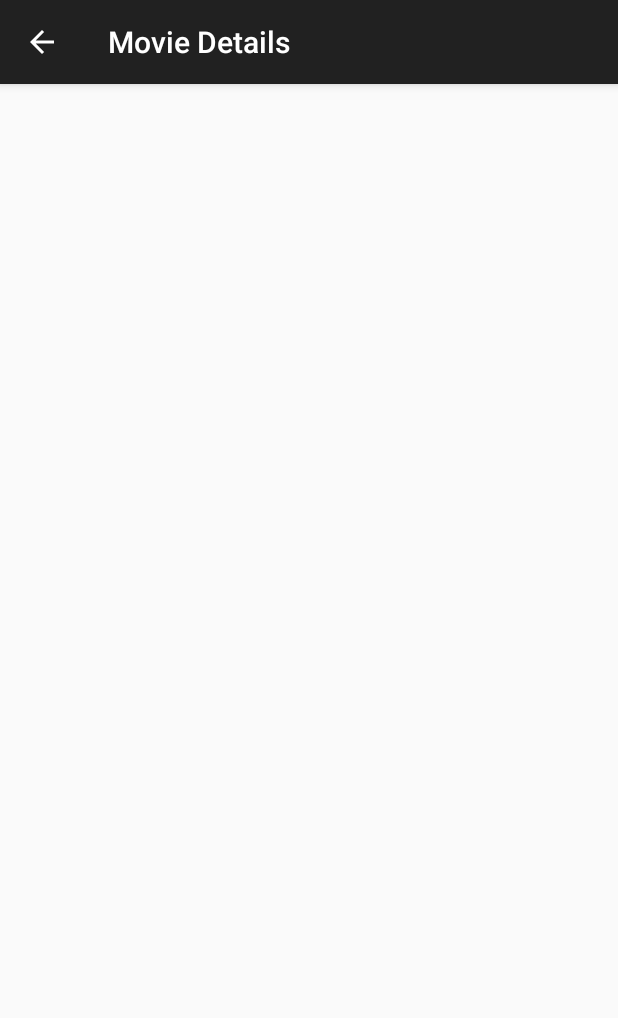
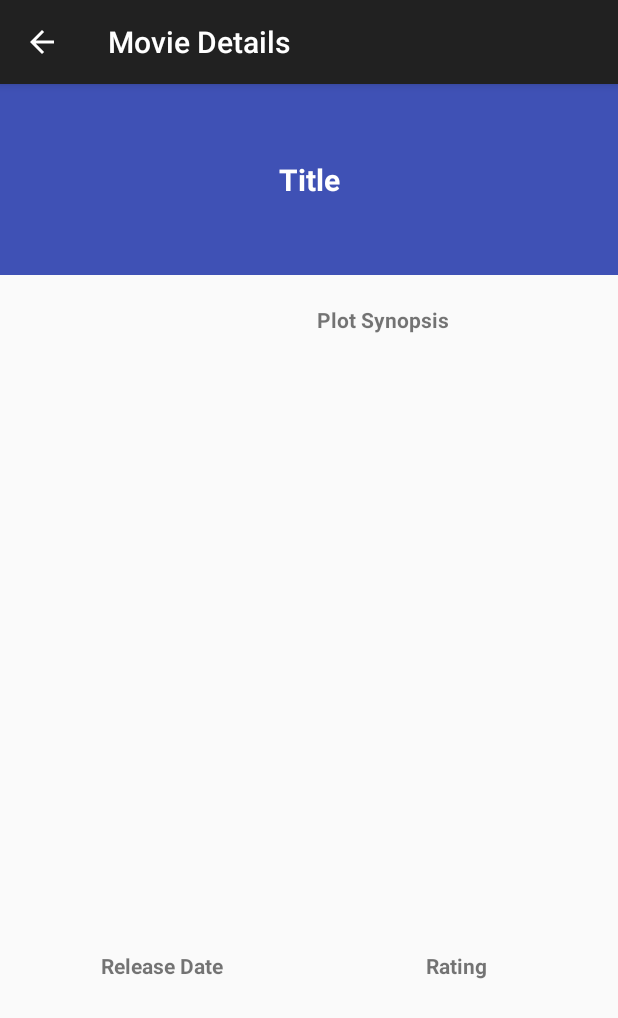
Before and after one commit to elijahyoon/PopularMovies, an Android app: the MovieDetailActivity screen opened directly, with no data from a screen before it, on a phone screen of 412 x 824 dp. Shown: the top 1018 px of the screen. Run offline under Robolectric (Android 15) with nearby library versions, the phone set to English and light mode, and no system bars; our stand-ins replace Picasso; pictures from the network do not load.

Commit message:
Added Settings page and adding setting for sorting type.  Created details to movie details page. Made Movie class parcelable in order to send it via intent extra.

```diff
--- a/app/src/main/java/com/elijahyoon/popularmovies/MovieDetailActivity.java
+++ b/app/src/main/java/com/elijahyoon/popularmovies/MovieDetailActivity.java
@@ -13,7 +13,10 @@ import android.view.MenuInflater;
 import android.view.MenuItem;
 import android.view.View;
 import android.view.ViewGroup;
+import android.widget.ImageView;
 import android.widget.TextView;
+
+import com.squareup.picasso.Picasso;
 
 /**
  * Created by elijahyoon on 8/25/15.
@@ -33,14 +36,10 @@ public class MovieDetailActivity extends ActionBarActivity {
 
     @Override
     public boolean onOptionsItemSelected(MenuItem item) {
-        // Handle action bar item clicks here. The action bar will
-        // automatically handle clicks on the Home/Up button, so long
-        // as you specify a parent activity in AndroidManifest.xml.
         int id = item.getItemId();
 
-        //noinspection SimplifiableIfStatement
         if (id == R.id.action_settings) {
-            //startActivity(new Intent(this, SettingsActivity.class));
+            startActivity(new Intent(this, MovieSettingsActivity.class));
             return true;
         }
 
@@ -54,7 +53,7 @@ public class MovieDetailActivity extends ActionBarActivity {
 
         private static final String LOG_TAG = MovieDetailFragment.class.getSimpleName();
 
-        private String movieName;
+        private Movie movie;
 
         public MovieDetailFragment() {
             setHasOptionsMenu(true);
@@ -66,12 +65,19 @@ public class MovieDetailActivity extends ActionBarActivity {
 
             View rootView = inflater.inflate(R.layout.fragment_movie_detail, container, false);
 
-            ShareActionProvider shareActionProvider = new ShareActionProvider(getActivity());
-
             Intent intent = getActivity().getIntent();
-            if (intent != null && intent.hasExtra(Intent.EXTRA_TEXT)) {
-                movieName = intent.getStringExtra(Intent.EXTRA_TEXT);
-                ((TextView) rootView.findViewById(R.id.details_text)).setText(movieName);
+            if (intent != null && intent.hasExtra("movie")) {
+                String POSTER_BASE_URL = "http://image.tmdb.org/t/p/";
+                String POSTER_SIZE = "w780";
+                movie = intent.getParcelableExtra("movie");
+                ((TextView) rootView.findViewById(R.id.details_title)).setText(movie.getTitle());
+                Picasso.with(getActivity()).
+                        load(POSTER_BASE_URL+POSTER_SIZE+movie.getPoster()).
+                        error(R.drawable.camera).
+                        into((ImageView) rootView.findViewById(R.id.poster_image));
+                ((TextView) rootView.findViewById(R.id.body_plot_synopsis)).setText(movie.getPlot());
+                ((TextView) rootView.findViewById(R.id.body_release_date)).setText(movie.getReleaseDate());
+                ((TextView) rootView.findViewById(R.id.body_rating)).setText(movie.getVote());
             }
 
             return rootView;
--- a/app/src/main/java/com/elijahyoon/popularmovies/MovieListActivity.java
+++ b/app/src/main/java/com/elijahyoon/popularmovies/MovieListActivity.java
@@ -1,5 +1,6 @@
 package com.elijahyoon.popularmovies;
 
+import android.content.Intent;
 import android.support.v7.app.ActionBarActivity;
 import android.os.Bundle;
 import android.view.Menu;
@@ -30,6 +31,7 @@ public class MovieListActivity extends ActionBarActivity {
 
         //noinspection SimplifiableIfStatement
         if (id == R.id.action_settings) {
+            startActivity(new Intent(this, MovieSettingsActivity.class));
             return true;
         }
 
--- a/app/src/main/res/layout/activity_movie_detail.xml
+++ b/app/src/main/res/layout/activity_movie_detail.xml
@@ -1,4 +1,4 @@
 <FrameLayout xmlns:android="http://schemas.android.com/apk/res/android"
     xmlns:tools="http://schemas.android.com/tools" android:id="@+id/container"
     android:layout_width="match_parent" android:layout_height="match_parent"
-    tools:context="com.example.android.sunshine.app.MovieDetailActivity" tools:ignore="MergeRootFrame" />
+    tools:context="com.elijahyoon.popularmovies.MovieDetailActivity" tools:ignore="MergeRootFrame" />
--- a/app/src/main/res/layout/fragment_movie_detail.xml
+++ b/app/src/main/res/layout/fragment_movie_detail.xml
@@ -1,13 +1,126 @@
-<RelativeLayout xmlns:android="http://schemas.android.com/apk/res/android"
-    xmlns:tools="http://schemas.android.com/tools" android:layout_width="match_parent"
-    android:layout_height="match_parent" android:paddingLeft="@dimen/activity_horizontal_margin"
-    android:paddingRight="@dimen/activity_horizontal_margin"
-    android:paddingTop="@dimen/activity_vertical_margin"
-    android:paddingBottom="@dimen/activity_vertical_margin"
-    tools:context="com.example.android.sunshine.app.DetailActivity">
+<ScrollView xmlns:android="http://schemas.android.com/apk/res/android"
+    android:layout_width="match_parent"
+    android:layout_height="match_parent"
+    android:fillViewport="true">
 
-    <TextView android:layout_width="wrap_content"
-        android:layout_height="wrap_content"
-        android:id="@+id/details_text"/>
+    <LinearLayout
+        android:layout_width="match_parent"
+        android:layout_height="match_parent"
+        android:orientation="vertical">
 
-</RelativeLayout>
+        <TextView android:layout_width="match_parent"
+            android:layout_height="wrap_content"
+            android:id="@+id/details_title"
+            android:paddingTop="50dp"
+            android:paddingBottom="50dp"
+            android:text="@string/detail_title"
+            android:gravity="center"
+            android:background="@color/blue"
+            android:textColor="@color/white"
+            android:textSize="@dimen/abc_text_size_title_material"
+            android:textStyle="bold" />
+
+        <LinearLayout
+            android:layout_width="match_parent"
+            android:layout_height="300dp"
+            android:orientation="horizontal">
+
+            <ImageView
+                android:layout_width="match_parent"
+                android:layout_height="match_parent"
+                android:id="@+id/poster_image"
+                android:scaleType="centerInside"
+                android:layout_weight="1"
+                android:paddingLeft="10dp"
+                android:paddingTop="10dp"
+                android:paddingRight="5dp"
+                android:paddingBottom="10dp" />
+
+            <LinearLayout
+                android:layout_width="match_parent"
+                android:layout_height="match_parent"
+                android:orientation="vertical"
+                android:layout_weight="1"
+                android:paddingLeft="5dp"
+                android:paddingTop="20dp"
+                android:paddingRight="10dp"
+                android:paddingBottom="10dp">
+
+                <TextView
+                    android:layout_width="match_parent"
+                    android:layout_height="wrap_content"
+                    android:text="@string/title_plot_synopsis"
+                    android:textStyle="bold" />
+
+                <ScrollView
+                    android:layout_width="match_parent"
+                    android:layout_height="match_parent"
+                    android:fillViewport="true">
+
+                    <TextView
+                        android:layout_width="match_parent"
+                        android:layout_height="match_parent"
+                        android:id="@+id/body_plot_synopsis"/>
+
+                </ScrollView>
+
+            </LinearLayout>
+
+        </LinearLayout>
+
+        <LinearLayout
+            android:layout_width="match_parent"
+            android:layout_height="match_parent"
+            android:orientation="horizontal"
+            android:padding="10dp">
+
+            <LinearLayout
+                android:layout_width="match_parent"
+                android:layout_height="match_parent"
+                android:orientation="vertical"
+                android:gravity="center_vertical"
+                android:layout_weight="1">
+
+                <TextView
+                    android:layout_width="match_parent"
+                    android:layout_height="wrap_content"
+                    android:text="@string/title_release_date"
+                    android:textStyle="bold"
+                    android:gravity="center_horizontal" />
+
+                <TextView
+                    android:layout_width="match_parent"
+                    android:layout_height="wrap_content"
+                    android:id="@+id/body_release_date"
+                    android:gravity="center_horizontal" />
+
+            </LinearLayout>
+
+            <LinearLayout
+                android:layout_width="match_parent"
+                android:layout_height="match_parent"
+                android:orientation="vertical"
+                android:gravity="center_vertical"
+                android:layout_weight="1">
+
+                <TextView
+                    android:layout_width="match_parent"
+                    android:layout_height="wrap_content"
+                    android:text="@string/title_rating"
+                    android:textStyle="bold"
+                    android:gravity="center_horizontal" />
+
+                <TextView
+                    android:layout_width="match_parent"
+                    android:layout_height="wrap_content"
+                    android:id="@+id/body_rating"
+                    android:gravity="center_horizontal" />
+
+            </LinearLayout>
+
+        </LinearLayout>
+
+
+    </LinearLayout>
+
+</ScrollView>
--- a/app/src/main/res/layout/grid_item_movie.xml
+++ b/app/src/main/res/layout/grid_item_movie.xml
@@ -11,6 +11,7 @@
     <TextView
         android:id="@+id/grid_item_text"
         android:layout_width="match_parent"
-        android:layout_height="wrap_content" />
+        android:layout_height="wrap_content"
+        android:singleLine="true" />
 
 </LinearLayout>
```
Also changed, not shown: app/src/main/AndroidManifest.xml (+8 -0 lines), app/src/main/java/com/elijahyoon/popularmovies/Movie.java (+70 -4 lines), app/src/main/java/com/elijahyoon/popularmovies/MovieAdapter.java (+7 -1 lines), app/src/main/java/com/elijahyoon/popularmovies/MovieListActivityFragment.java (+11 -11 lines), app/src/main/java/com/elijahyoon/popularmovies/MovieSettingsActivity.java (added, +63 -0 lines), app/src/main/res/layout/activity_movie_settings.xml (added, +9 -0 lines), app/src/main/res/values/strings.xml (+21 -0 lines), app/src/main/res/xml/pref_general.xml (added, +14 -0 lines), app/src/main/res/drawable/camera.png (added), app/src/main/res/menu/menu_movie_fragment.xml (renamed from app/src/main/res/menu/menu_move_fragment.xml).
